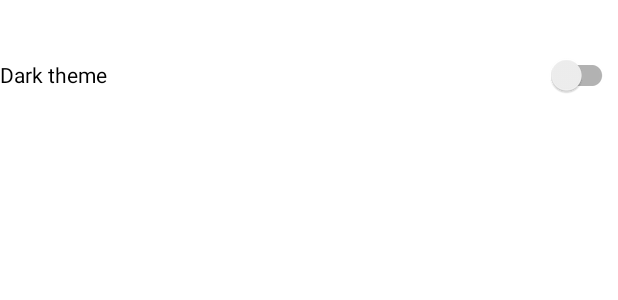
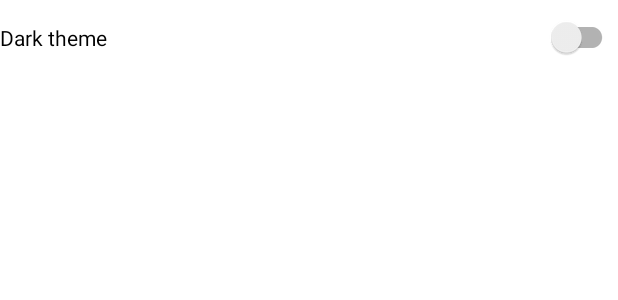
Before and after one commit to kosmowolf/Calc, an Android app: the layout settings_activity.xml on its own in the app's theme, with its tools: preview values and no code run, on a phone screen of 412 x 824 dp. Shown: the top 300 px of the screen. Run offline under Robolectric (Android 15) with nearby library versions, the phone set to English and light mode, and no system bars.

Commit message:
ДЗ к уроку 5. Интенты, активити

```diff
--- a/Calc2/app/src/main/AndroidManifest.xml
+++ b/Calc2/app/src/main/AndroidManifest.xml
@@ -9,10 +9,13 @@
         android:roundIcon="@mipmap/ic_launcher_round"
         android:supportsRtl="true"
         android:theme="@style/Theme.Calc2">
+
         <activity
             android:name=".SettingsActivity"
-            android:label="@string/title_activity_settings"></activity>
+            android:label="@string/title_activity_settings"><meta-data android:name="android.support.PARENT_ACTIVITY"
+            android:value=".MainActivity"/></activity>
         <activity android:name=".MainActivity">
+
             <intent-filter>
                 <action android:name="android.intent.action.MAIN" />
 
--- a/Calc2/app/src/main/java/com/example/calc2/SettingsActivity.java
+++ b/Calc2/app/src/main/java/com/example/calc2/SettingsActivity.java
@@ -1,6 +1,8 @@
 package com.example.calc2;
 
 import android.os.Bundle;
+import android.view.View;
+import android.widget.Button;
 
 import androidx.appcompat.app.ActionBar;
 import androidx.appcompat.app.AppCompatActivity;
@@ -22,6 +24,8 @@ public class SettingsActivity extends AppCompatActivity {
         if (actionBar != null) {
             actionBar.setDisplayHomeAsUpEnabled(true);
         }
+
+
     }
 
     public static class SettingsFragment extends PreferenceFragmentCompat {
@@ -29,5 +33,6 @@ public class SettingsActivity extends AppCompatActivity {
         public void onCreatePreferences(Bundle savedInstanceState, String rootKey) {
             setPreferencesFromResource(R.xml.root_preferences, rootKey);
         }
+
     }
 }
--- a/Calc2/app/src/main/res/layout/settings_activity.xml
+++ b/Calc2/app/src/main/res/layout/settings_activity.xml
@@ -1,9 +1,10 @@
 <LinearLayout xmlns:android="http://schemas.android.com/apk/res/android"
     android:layout_width="match_parent"
-    android:layout_height="match_parent">
+    android:layout_height="match_parent"
+    android:orientation="vertical">
     <androidx.appcompat.widget.SwitchCompat
         android:layout_width="match_parent"
-        android:layout_height="100dp"
+        android:layout_height="50dp"
         android:text="Dark theme">
 
     </androidx.appcompat.widget.SwitchCompat>
--- a/Calc2/app/src/main/res/values-night/themes.xml
+++ b/Calc2/app/src/main/res/values-night/themes.xml
@@ -4,7 +4,7 @@
         <!-- Primary brand color. -->
         <item name="colorPrimary">@color/black</item>
         <item name="colorPrimaryVariant">@color/purple_700</item>
-        <item name="colorOnPrimary">@color/black</item>
+        <item name="colorOnPrimary">@color/white</item>
         <!-- Secondary brand color. -->
         <item name="colorSecondary">@color/teal_200</item>
         <item name="colorSecondaryVariant">@color/teal_200</item>
```
